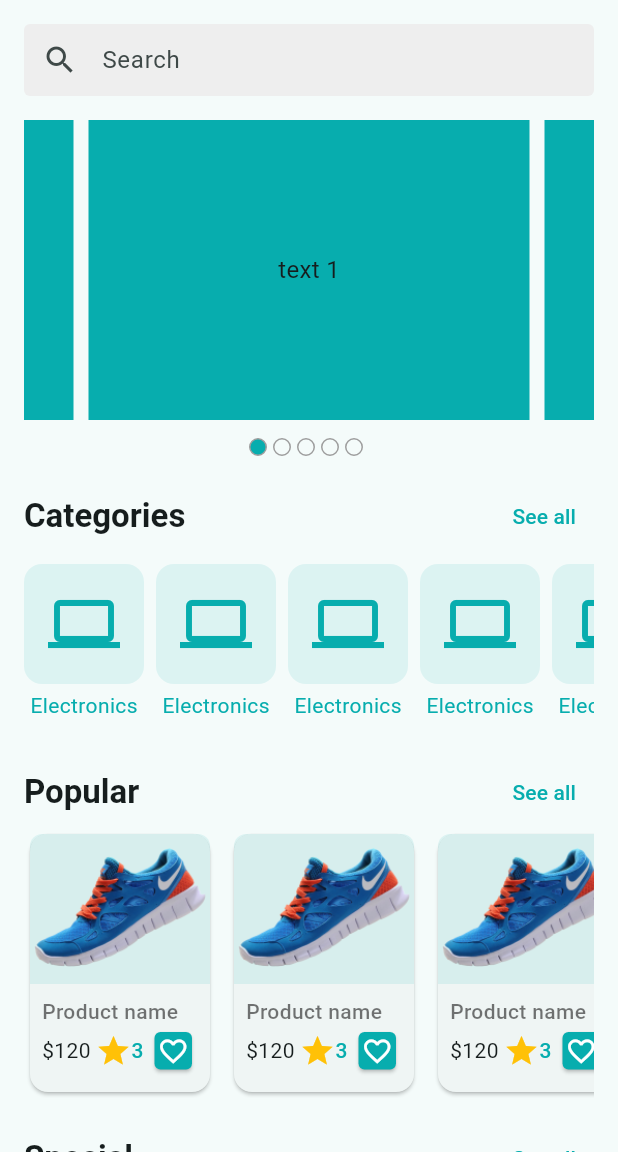
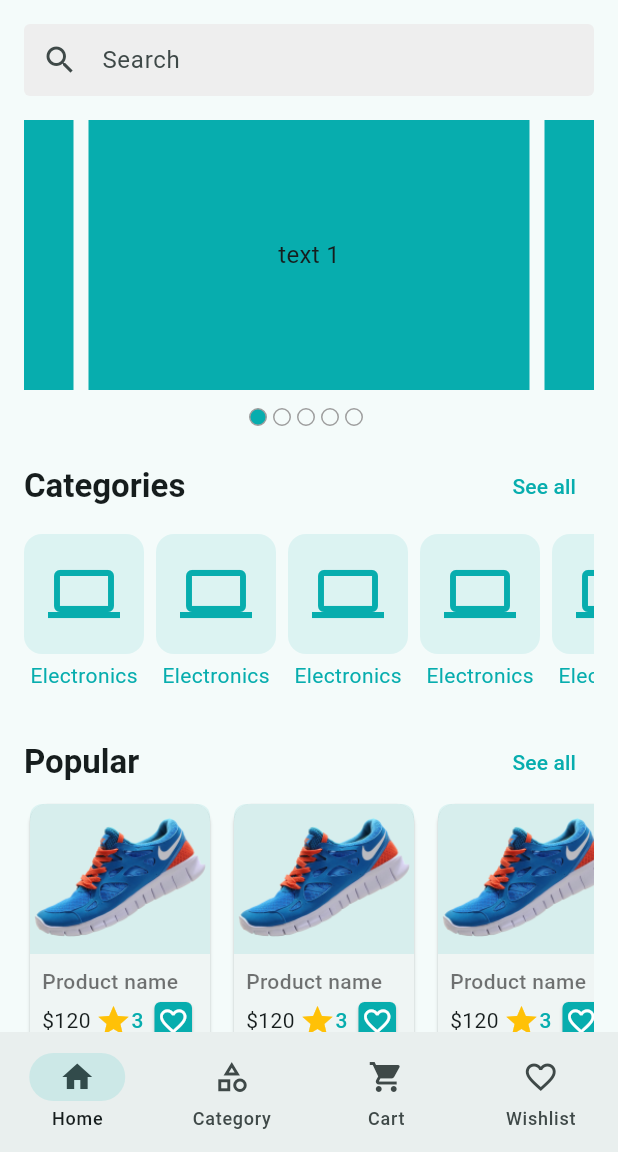
Before and after one commit to nafiurrahmansabbir/crafty_bay, a Flutter app: the screen it shows after launch, on a phone screen of 412 x 824 dp, the part 84-1236 px from its top. Run offline on Flutter 3.47's test engine with Material 3 defaults, Android fonts, the phone set to English and light mode, and no system bars; drawn by our look-alikes of carousel_slider; our stand-ins replace flutter_svg, fluttertoast, get, pin_code_fields; missing offline and left inert: item_count_number_button.

Commit message:
product details screen done

```diff
--- a/lib/app.dart
+++ b/lib/app.dart
@@ -1,4 +1,5 @@
 
+import 'package:crafty_bay/controller_binder.dart';
 import 'package:crafty_bay/presentation/ui/screens/splash_screen.dart';
 import 'package:crafty_bay/presentation/ui/utils/app_colors.dart';
 import 'package:flutter/material.dart';
@@ -14,6 +15,7 @@ class CraftyApp extends StatelessWidget {
     return GetMaterialApp(
       debugShowCheckedModeBanner: false,
       home: const SplashScreen(),
+      initialBinding: ControllerBinder(),
       theme: ThemeData(
         colorSchemeSeed: AppColors.themeColor,
         progressIndicatorTheme: const ProgressIndicatorThemeData(
--- /dev/null
+++ b/lib/controller_binder.dart
@@ -0,0 +1,9 @@
+import 'package:crafty_bay/presentation/state_holder/bottom_nav_bar_controller.dart';
+import 'package:get/get.dart';
+
+class ControllerBinder extends Bindings{
+  @override
+  void dependencies() {
+    Get.lazyPut(()=>BottomNavBarController());
+  }
+}
--- /dev/null
+++ b/lib/presentation/state_holder/bottom_nav_bar_controller.dart
@@ -0,0 +1,20 @@
+import 'package:get/get.dart';
+
+class BottomNavBarController extends GetxController {
+  int _selectedIndex = 0;
+
+  int get selectedIndex => _selectedIndex;
+
+  void changeIndex(int index) {
+    _selectedIndex = index;
+    update();
+  }
+
+  void selectCategory() {
+    changeIndex(1);
+  }
+
+  void backToHome() {
+    changeIndex(0);
+  }
+}
--- /dev/null
+++ b/lib/presentation/ui/screens/main_bottom_nav_screen.dart
@@ -0,0 +1,55 @@
+import 'package:crafty_bay/presentation/state_holder/bottom_nav_bar_controller.dart';
+import 'package:crafty_bay/presentation/ui/screens/categories_list_screen.dart';
+import 'package:crafty_bay/presentation/ui/screens/home_screen.dart';
+import 'package:crafty_bay/presentation/ui/screens/email_verification_screen.dart';
+import 'package:crafty_bay/presentation/ui/screens/otp_verification_screen.dart';
+import 'package:crafty_bay/presentation/ui/screens/wishilst_screen.dart';
+import 'package:flutter/cupertino.dart';
+import 'package:flutter/material.dart';
+import 'package:get/get.dart';
+import 'package:get/get_core/src/get_main.dart';
+
+class MainBottomNavScreen extends StatefulWidget {
+  const MainBottomNavScreen({super.key});
+
+  @override
+  State<MainBottomNavScreen> createState() => _MainBottomNavScreenState();
+}
+
+class _MainBottomNavScreenState extends State<MainBottomNavScreen> {
+  final BottomNavBarController _navBarController =
+      Get.find<BottomNavBarController>();
+
+  final List<Widget> _screens = [
+    HomeScreen(),
+    CategoriesListScreen(),
+    OTPVerificationScreen(),
+    WishListScreen(),
+  ];
+
+  @override
+  Widget build(BuildContext context) {
+    return GetBuilder<BottomNavBarController>(builder: (_) {
+      return Scaffold(
+        body: _screens[_navBarController.selectedIndex],
+        bottomNavigationBar: NavigationBar(
+          selectedIndex: _navBarController.selectedIndex,
+          onDestinationSelected: _navBarController.changeIndex,
+          destinations: const [
+            NavigationDestination(icon: Icon(Icons.home), label: 'Home'),
+            NavigationDestination(
+              icon: Icon(Icons.category_outlined),
+              label: 'Category',
+            ),
+            NavigationDestination(
+              icon: Icon(Icons.shopping_cart),
+              label: 'Cart',
+            ),
+            NavigationDestination(
+                icon: Icon(Icons.favorite_border), label: 'Wishlist'),
+          ],
+        ),
+      );
+    });
+  }
+}
--- a/lib/presentation/ui/screens/otp_verification_screen.dart
+++ b/lib/presentation/ui/screens/otp_verification_screen.dart
@@ -5,7 +5,7 @@ import 'package:flutter/material.dart';
 import 'package:get/get.dart';
 import 'package:pin_code_fields/pin_code_fields.dart';
 
-import '../controller/countdown_controller.dart';
+import '../../state_holder/controller/countdown_controller.dart';
 
 class OTPVerificationScreen extends StatefulWidget {
   const OTPVerificationScreen({super.key});
--- a/lib/presentation/ui/widgets/home/home_banner_carousel_slider.dart
+++ b/lib/presentation/ui/widgets/home/home_banner_carousel_slider.dart
@@ -2,7 +2,6 @@ import 'package:carousel_slider/carousel_slider.dart';
 import 'package:flutter/material.dart';
 
 import '../../utils/app_colors.dart';
-
 
 class HomeBannerCarouselSlider extends StatefulWidget {
   const HomeBannerCarouselSlider({
@@ -10,66 +9,72 @@ class HomeBannerCarouselSlider extends StatefulWidget {
   });
 
   @override
-  State<HomeBannerCarouselSlider> createState() => _HomeBannerCarouselSliderState();
+  State<HomeBannerCarouselSlider> createState() =>
+      _HomeBannerCarouselSliderState();
 }
 
 class _HomeBannerCarouselSliderState extends State<HomeBannerCarouselSlider> {
-  final ValueNotifier<int> _seledctedIndex = ValueNotifier(0);
-
+  final ValueNotifier<int> _selectedIndex = ValueNotifier(0);
 
   @override
   Widget build(BuildContext context) {
     return Column(
       children: [
         CarouselSlider(
-          options: CarouselOptions(height: 200.0,onPageChanged: (index,reason){
-            _seledctedIndex.value=index;
+          options: CarouselOptions(
+              height: 180.0,
+              onPageChanged: (index, reason) {
+                _selectedIndex.value = index;
               }),
-          items: [1,2,3,4,5].map((i) {
+          items: [1, 2, 3, 4, 5].map((i) {
             return Builder(
               builder: (BuildContext context) {
                 return Container(
                     width: MediaQuery.of(context).size.width,
                     margin: const EdgeInsets.symmetric(horizontal: 5.0),
-                    decoration: const BoxDecoration(
-                        color: AppColors.themeColor
-                    ),
+                    decoration:
+                        const BoxDecoration(color: AppColors.themeColor),
                     alignment: Alignment.center,
-                    child: Text('text $i', style: const TextStyle(fontSize: 16.0),)
+                    child: Text(
+                      'text $i',
+                      style: const TextStyle(fontSize: 16.0),
+                    )
                     // child: Text('text $i', style: TextStyle(fontSize: 16.0),)
                     );
               },
             );
           }).toList(),
         ),
-        const SizedBox(height: 12,),
+        const SizedBox(
+          height: 12,
+        ),
         ValueListenableBuilder(
-          valueListenable: _seledctedIndex,
-          builder: (context,currentIndex,_) {
+            valueListenable: _selectedIndex,
+            builder: (context, currentIndex, _) {
               return Row(
                 mainAxisAlignment: MainAxisAlignment.center,
                 children: [
-                for(int i=0;i<5;i++)
+                  for (int i = 0; i < 5; i++)
                     Container(
                       height: 12,
                       width: 12,
                       margin: const EdgeInsets.only(right: 4),
                       decoration: BoxDecoration(
-                        color: currentIndex==i ? AppColors.themeColor : null,
+                          color:
+                              currentIndex == i ? AppColors.themeColor : null,
                           borderRadius: BorderRadius.circular(12),
-                        border: Border.all(color: Colors.grey)
-                    ),
+                          border: Border.all(color: Colors.grey)),
                     )
                 ],
               );
-          }
-        )
+            })
       ],
     );
   }
+
   @override
   void dispose() {
-    _seledctedIndex.dispose();
+    _selectedIndex.dispose();
     super.dispose();
   }
 }
--- a/lib/presentation/ui/widgets/home/product_card.dart
+++ b/lib/presentation/ui/widgets/home/product_card.dart
@@ -1,5 +1,8 @@
+import 'package:crafty_bay/presentation/ui/screens/product_details_screen.dart';
 import 'package:flutter/cupertino.dart';
 import 'package:flutter/material.dart';
+import 'package:get/get.dart';
+import 'package:get/get_core/src/get_main.dart';
 
 import '../../utils/app_colors.dart';
 import '../../utils/assets_path.dart';
@@ -16,7 +19,11 @@ class ProductCard extends StatelessWidget {
         width: 120,
         child: Column(
           children: [
-            Container(
+            GestureDetector(
+              onTap: (){
+                Get.to(()=>const ProductDetailsScreen());
+              },
+              child: Container(
                 width: 120,
                 height: 100,
                 padding: const EdgeInsets.all(16),
@@ -28,6 +35,7 @@ class ProductCard extends StatelessWidget {
                     ),
                     image: const DecorationImage(
                         image: AssetImage(AssetsPath.dummyShoe))),
+              ),
             ),
             Padding(
               padding: const EdgeInsets.all(8.0),
--- a/pubspec.yaml
+++ b/pubspec.yaml
@@ -24,6 +24,7 @@ dependencies:
   pin_code_fields: ^8.0.1
   fluttertoast: ^8.2.8
   carousel_slider: ^5.0.0
+  item_count_number_button: ^1.9.2
 
 dev_dependencies:
   flutter_test:
```
Also changed, not shown: lib/presentation/ui/screens/categories_list_screen.dart (renamed from lib/presentation/ui/screens/HomeScreen/categories_list_screen.dart, +8 -0 lines), lib/presentation/ui/screens/home_screen.dart (renamed from lib/presentation/ui/screens/HomeScreen/home_screen.dart, +11 -11 lines), lib/presentation/ui/screens/new_list_screen.dart (renamed from lib/presentation/ui/screens/HomeScreen/popular_list_screen.dart, +7 -8 lines), lib/presentation/ui/screens/popular_list_screen.dart (renamed from lib/presentation/ui/screens/HomeScreen/special_list_screen.dart, +6 -6 lines), lib/presentation/ui/screens/product_details_screen.dart (added, +199 -0 lines), lib/presentation/ui/screens/special_list_screen.dart (renamed from lib/presentation/ui/screens/HomeScreen/new_list_screen.dart, +6 -6 lines), lib/presentation/ui/screens/splash_screen.dart (+7 -6 lines), lib/presentation/ui/screens/wishilst_screen.dart (added, +40 -0 lines), lib/presentation/ui/widgets/color_picker.dart (added, +48 -0 lines), lib/presentation/ui/widgets/product_image_slider.dart (added, +86 -0 lines), lib/presentation/ui/widgets/size_picker.dart (added, +55 -0 lines), lib/presentation/state_holder/controller/countdown_controller.dart (renamed from lib/presentation/ui/controller/countdown_controller.dart), pubspec.lock. Lines whose indentation alone changed are shown as unchanged.
